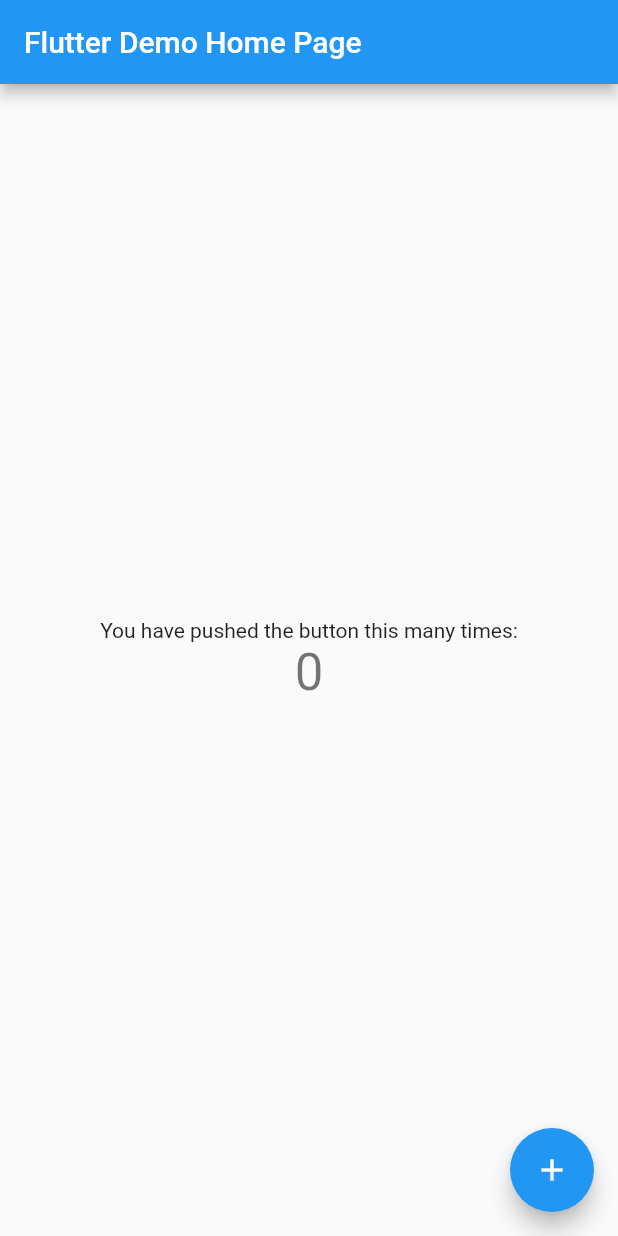
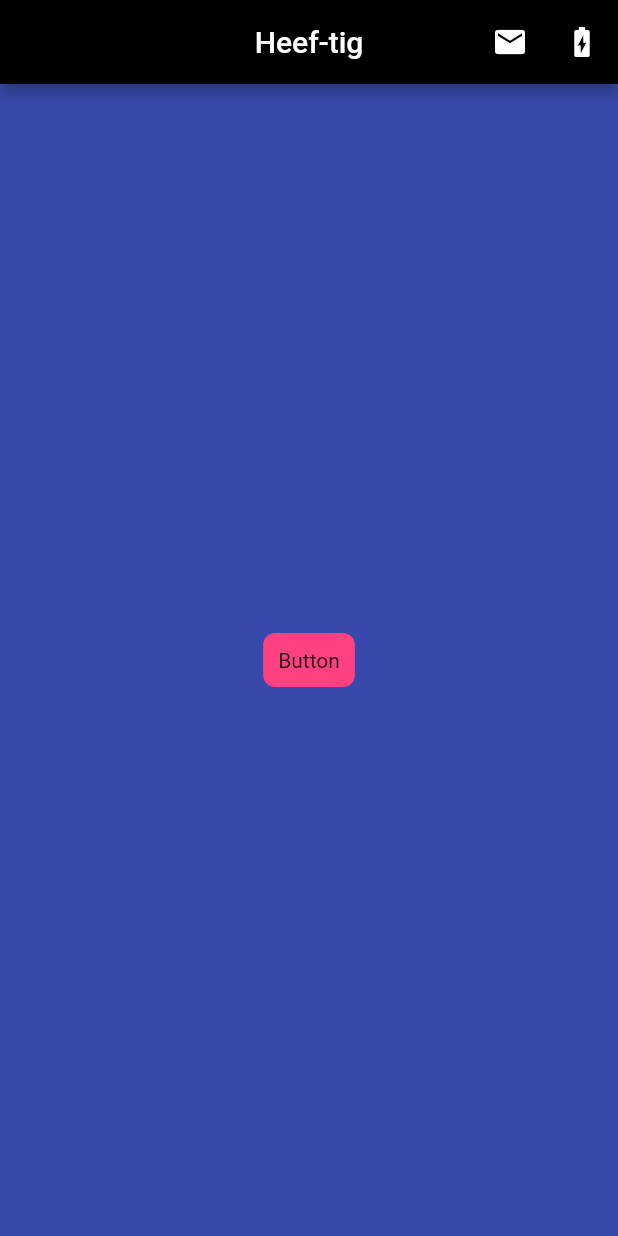
Before and after one commit to FlorianBud/first_flutter_app, a Flutter app: the screen it shows after launch, on a phone screen of 412 x 824 dp. Run offline on Flutter 3.47's test engine with Material 2 defaults, Android fonts, the phone set to English and light mode, and no system bars.

Commit message:
Chapter 12 / Flutter Fundamentals

```diff
--- a/lib/main.dart
+++ b/lib/main.dart
@@ -1,111 +1,9 @@
+import 'package:first_flutter_app/ui/home.dart';
+import 'package:flutter/cupertino.dart';
 import 'package:flutter/material.dart';
 
-void main() => runApp(MyApp());
+//void main() => runApp(ScaffoldExample());
 
-class MyApp extends StatelessWidget {
-  // This widget is the root of your application.
-  @override
-  Widget build(BuildContext context) {
-    return MaterialApp(
-      title: 'Flutter Demo',
-      theme: ThemeData(
-        // This is the theme of your application.
-        //
-        // Try running your application with "flutter run". You'll see the
-        // application has a blue toolbar. Then, without quitting the app, try
-        // changing the primarySwatch below to Colors.green and then invoke
-        // "hot reload" (press "r" in the console where you ran "flutter run",
-        // or simply save your changes to "hot reload" in a Flutter IDE).
-        // Notice that the counter didn't reset back to zero; the application
-        // is not restarted.
-        primarySwatch: Colors.blue,
-      ),
-      home: MyHomePage(title: 'Flutter Demo Home Page'),
-    );
-  }
-}
-
-class MyHomePage extends StatefulWidget {
-  MyHomePage({Key key, this.title}) : super(key: key);
-
-  // This widget is the home page of your application. It is stateful, meaning
-  // that it has a State object (defined below) that contains fields that affect
-  // how it looks.
-
-  // This class is the configuration for the state. It holds the values (in this
-  // case the title) provided by the parent (in this case the App widget) and
-  // used by the build method of the State. Fields in a Widget subclass are
-  // always marked "final".
-
-  final String title;
-
-  @override
-  _MyHomePageState createState() => _MyHomePageState();
-}
-
-class _MyHomePageState extends State<MyHomePage> {
-  int _counter = 0;
-
-  void _incrementCounter() {
-    setState(() {
-      // This call to setState tells the Flutter framework that something has
-      // changed in this State, which causes it to rerun the build method below
-      // so that the display can reflect the updated values. If we changed
-      // _counter without calling setState(), then the build method would not be
-      // called again, and so nothing would appear to happen.
-      _counter++;
-    });
-  }
-
-  @override
-  Widget build(BuildContext context) {
-    // This method is rerun every time setState is called, for instance as done
-    // by the _incrementCounter method above.
-    //
-    // The Flutter framework has been optimized to make rerunning build methods
-    // fast, so that you can just rebuild anything that needs updating rather
-    // than having to individually change instances of widgets.
-    return Scaffold(
-      appBar: AppBar(
-        // Here we take the value from the MyHomePage object that was created by
-        // the App.build method, and use it to set our appbar title.
-        title: Text(widget.title),
-      ),
-      body: Center(
-        // Center is a layout widget. It takes a single child and positions it
-        // in the middle of the parent.
-        child: Column(
-          // Column is also a layout widget. It takes a list of children and
-          // arranges them vertically. By default, it sizes itself to fit its
-          // children horizontally, and tries to be as tall as its parent.
-          //
-          // Invoke "debug painting" (press "p" in the console, choose the
-          // "Toggle Debug Paint" action from the Flutter Inspector in Android
-          // Studio, or the "Toggle Debug Paint" command in Visual Studio Code)
-          // to see the wireframe for each widget.
-          //
-          // Column has various properties to control how it sizes itself and
-          // how it positions its children. Here we use mainAxisAlignment to
-          // center the children vertically; the main axis here is the vertical
-          // axis because Columns are vertical (the cross axis would be
-          // horizontal).
-          mainAxisAlignment: MainAxisAlignment.center,
-          children: <Widget>[
-            Text(
-              'You have pushed the button this many times:',
-            ),
-            Text(
-              '$_counter',
-              style: Theme.of(context).textTheme.display1,
-            ),
-          ],
-        ),
-      ),
-      floatingActionButton: FloatingActionButton(
-        onPressed: _incrementCounter,
-        tooltip: 'Increment',
-        child: Icon(Icons.add),
-      ), // This trailing comma makes auto-formatting nicer for build methods.
-    );
-  }
-}
+void main() => runApp(new MaterialApp(
+      home: ScaffoldExample(),
+    ));
--- /dev/null
+++ b/lib/ui/home.dart
@@ -0,0 +1,91 @@
+import 'package:flutter/material.dart';
+
+class ScaffoldExample extends StatelessWidget {
+  _tapButton() {
+    debugPrint("Tapped buttomn");
+  }
+
+  @override
+  Widget build(BuildContext context) {
+    return Scaffold(
+      appBar: AppBar(
+        title: Text("Heef-tig"),
+        centerTitle: true,
+        backgroundColor: Colors.black,
+        actions: <Widget>[
+          IconButton(
+              icon: Icon(Icons.email),
+              onPressed: () => debugPrint("Email wurde gedrückt")),
+          IconButton(
+              icon: Icon(Icons.battery_charging_full), onPressed: _tapButton)
+        ],
+      ),
+      backgroundColor: Colors.indigo.shade600,
+      body: Container(
+          alignment: Alignment.center,
+          child: Column(
+              mainAxisAlignment: MainAxisAlignment.center,
+              children: <Widget>[
+                CustomButtons()
+
+//            InkWell(
+//              child: Text("Drück mich!",
+//              style: TextStyle(fontSize: 23.4),),
+//             focusColor: Colors.black,
+//             splashColor: Colors.yellowAccent,
+//             radius: 240,
+//             autofocus: true,
+//             enableFeedback: true,
+//             onTap: () => debugPrint("gedrückt..."),
+              ])),
+    );
+  }
+}
+
+class CustomButtons extends StatelessWidget {
+  @override
+  Widget build(BuildContext context) {
+    return GestureDetector(
+      onTap: () {
+        final snackBar = SnackBar(
+          content: Text("Hello there!"),
+          backgroundColor: Colors.pinkAccent,
+        );
+
+        Scaffold.of(context).showSnackBar(snackBar);
+      },
+      child: Container(
+        padding: EdgeInsets.all(10.0),
+        decoration: BoxDecoration(
+          color: Colors.pinkAccent,
+          borderRadius: BorderRadius.circular(8.0),
+        ),
+        child: Text("Button"),
+      ),
+    );
+  }
+}
+
+class Home extends StatelessWidget {
+  @override
+  Widget build(BuildContext context) {
+    return Material(
+        color: Colors.deepOrange,
+        child: Center(
+            child: Text(
+          "Hello Flutter",
+          textDirection: TextDirection.ltr,
+          style: TextStyle(
+            fontWeight: FontWeight.w500,
+            fontSize: 23.4,
+            fontStyle: FontStyle.italic,
+          ),
+        )));
+
+//    return Center(
+//      child: Text("Hello Flutter" "Das ist ein Test",
+//        textDirection: TextDirection.ltr,),
+//
+//    );
+  }
+}
```
Also changed, not shown: 1 other file.
